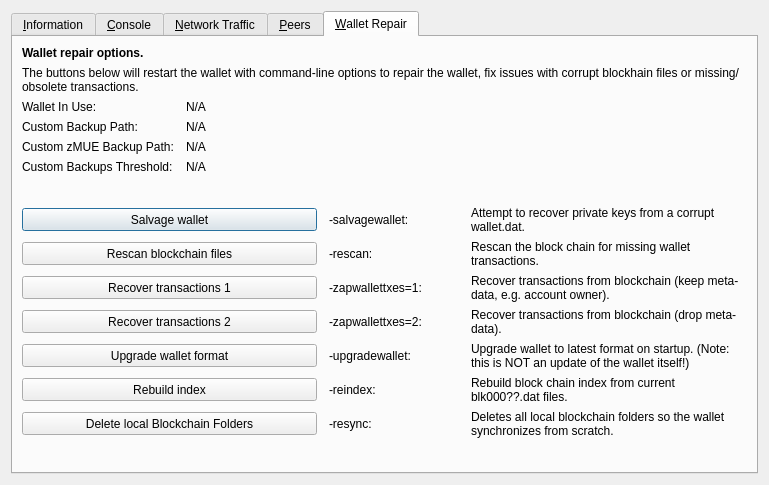
Above: src/qt/forms/rpcconsole.ui from theboldproject/BOLD before the change. Below: the same form after it.
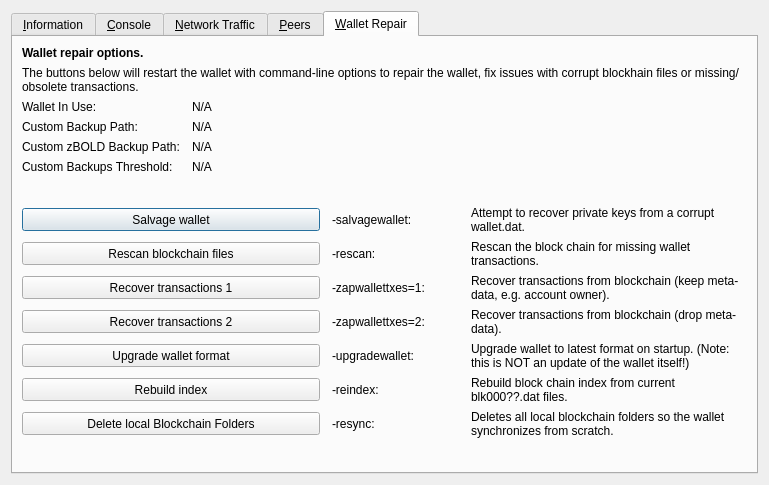
That is the form after the change. The open tabs and pages were chosen to show the change. Icons and pictures are not drawn. Custom widgets are drawn as their Qt base class.

Diff of the .ui file:
```diff
--- a/src/qt/forms/rpcconsole.ui
+++ b/src/qt/forms/rpcconsole.ui
@@ -1328,7 +1328,7 @@
        <item row="4" column="0">
         <widget class="QLabel" name="wallet_customzphrbackuppath_label">
          <property name="text">
-          <string>Custom zMUE Backup Path:</string>
+          <string>Custom zBOLD Backup Path:</string>
          </property>
          <property name="visible">
           <bool>false</bool>
```
Left out of the diff: 6 changed lines with no effect on the pictures.
